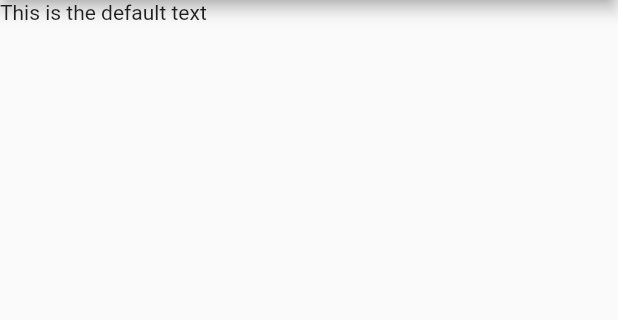
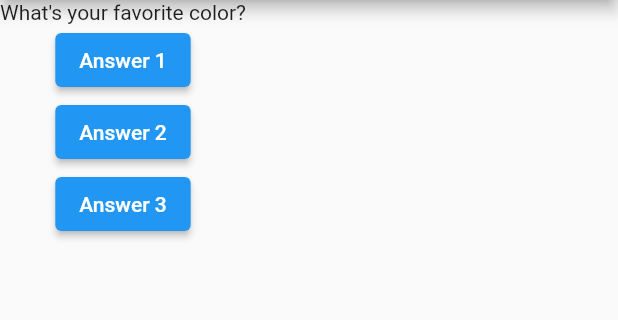
Before and after one commit to Ad3bay0c/flutterAppIntro, a Flutter app: the screen it shows after launch, on a phone screen of 412 x 824 dp, the part 84-404 px from its top. Run offline on Flutter 3.47's test engine with Material 2 defaults, Android fonts, the phone set to English and light mode, and no system bars.

```diff
--- a/lib/main.dart
+++ b/lib/main.dart
@@ -2,15 +2,52 @@ import 'package:flutter/material.dart';
 
 void main() => runApp(MyApp());
 
-class MyApp extends StatelessWidget {
+class MyApp extends StatefulWidget {
+  @override
+  State<StatefulWidget> createState() {
+    // TODO: implement createState
+    return MyAppState();
+  }
+}
+
+class MyAppState extends State<MyApp> {
+  var questionIndex = 0;
+
+  void answerQuestion() {
+    setState(() {
+      questionIndex = questionIndex + 1 > 1 ? 0 : questionIndex + 1;
+    });
+    print(questionIndex);
+  }
+
   @override
   Widget build(BuildContext context) {
+    var questions = [
+      'What\'s your favorite color?',
+      'What\'s your favorite animal?',
+    ];
     return MaterialApp(
       home: Scaffold(
         appBar: AppBar(
           title: Text('My First App'),
         ),
-        body: Text('This is the default text'),
+        body: Column(
+          children: [
+            Text(questions[questionIndex]),
+            ElevatedButton(
+              child: Text('Answer 1'),
+              onPressed: answerQuestion,
+            ),
+            ElevatedButton(
+              child: Text('Answer 2'),
+              onPressed: answerQuestion,
+            ),
+            ElevatedButton(
+              child: Text('Answer 3'),
+              onPressed: answerQuestion,
+            )
+          ],
+        ),
       ),
     );
   }
```
